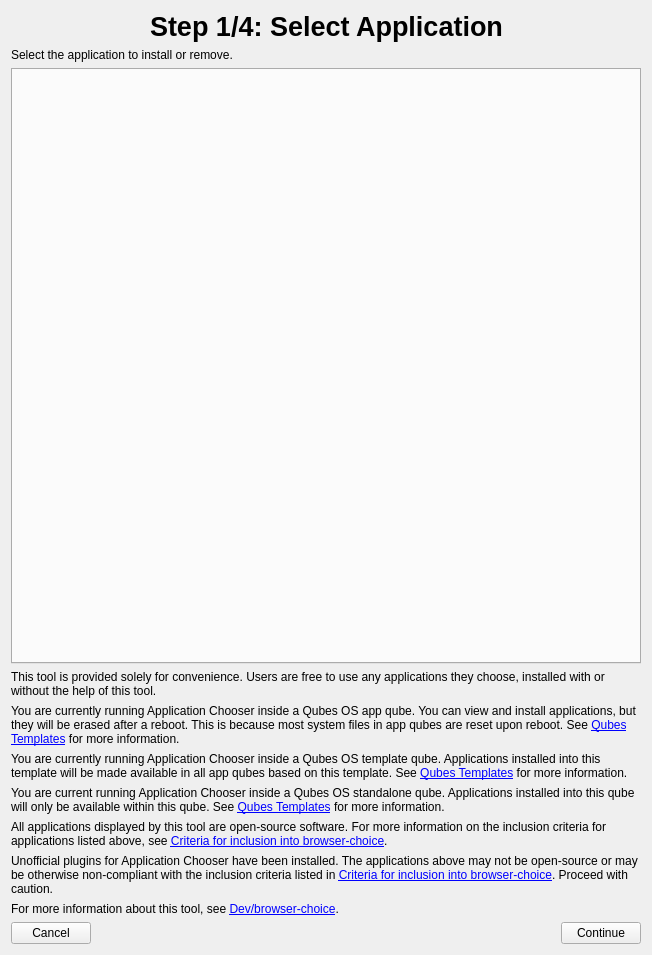
Above: ui/selectapplicationpage.ui from Kicksecure/browser-choice before the change. Below: the same form after it.
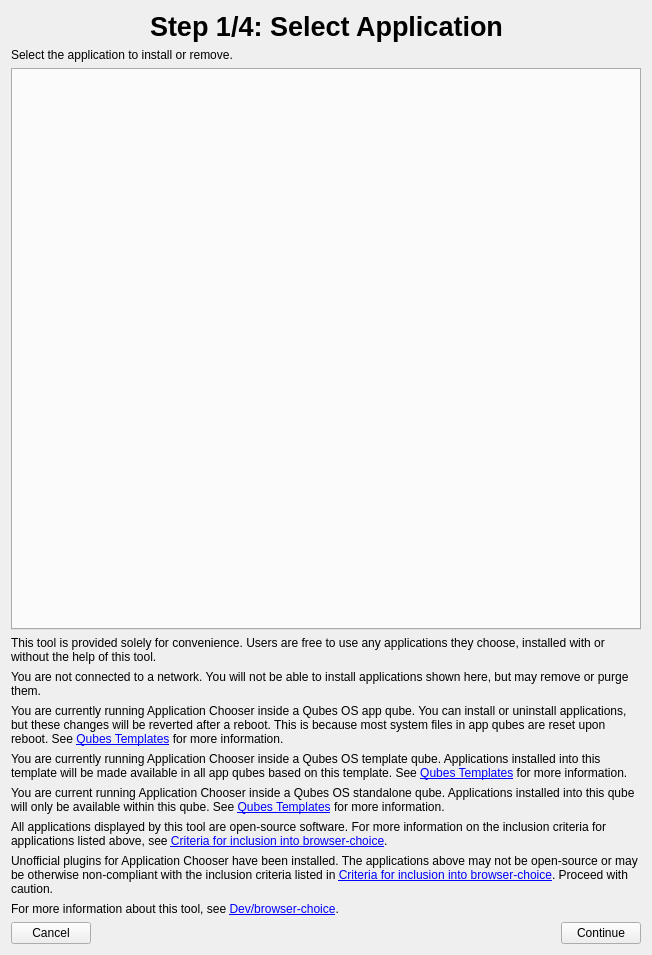
That is the form after the change. Icons and pictures are not drawn.

Patch:
```diff
--- a/ui/selectapplicationpage.ui
+++ b/ui/selectapplicationpage.ui
@@ -90,10 +90,20 @@
      </property>
     </widget>
    </item>
+   <item>
+    <widget class="QLabel" name="noNetworkWarningLabel">
+     <property name="text">
+      <string>You are not connected to a network. You will not be able to install applications shown here, but may remove or purge them.</string>
+     </property>
+     <property name="wordWrap">
+      <bool>true</bool>
+     </property>
+    </widget>
+   </item>
    <item>
     <widget class="QLabel" name="appvmNoticeLabel">
      <property name="text">
-      <string>You are currently running Application Chooser inside a Qubes OS app qube. You can view and install applications, but they will be erased after a reboot. This is because most system files in app qubes are reset upon reboot. See &lt;a href=&quot;https://www.qubes-os.org/doc/templates/&quot;&gt;Qubes Templates&lt;/a&gt; for more information.</string>
+      <string>You are currently running Application Chooser inside a Qubes OS app qube. You can install or uninstall applications, but these changes will be reverted after a reboot. This is because most system files in app qubes are reset upon reboot. See &lt;a href=&quot;https://www.qubes-os.org/doc/templates/&quot;&gt;Qubes Templates&lt;/a&gt; for more information.</string>
      </property>
      <property name="wordWrap">
       <bool>true</bool>
```
Left out of the diff: 6 changed lines with no effect on the pictures.
